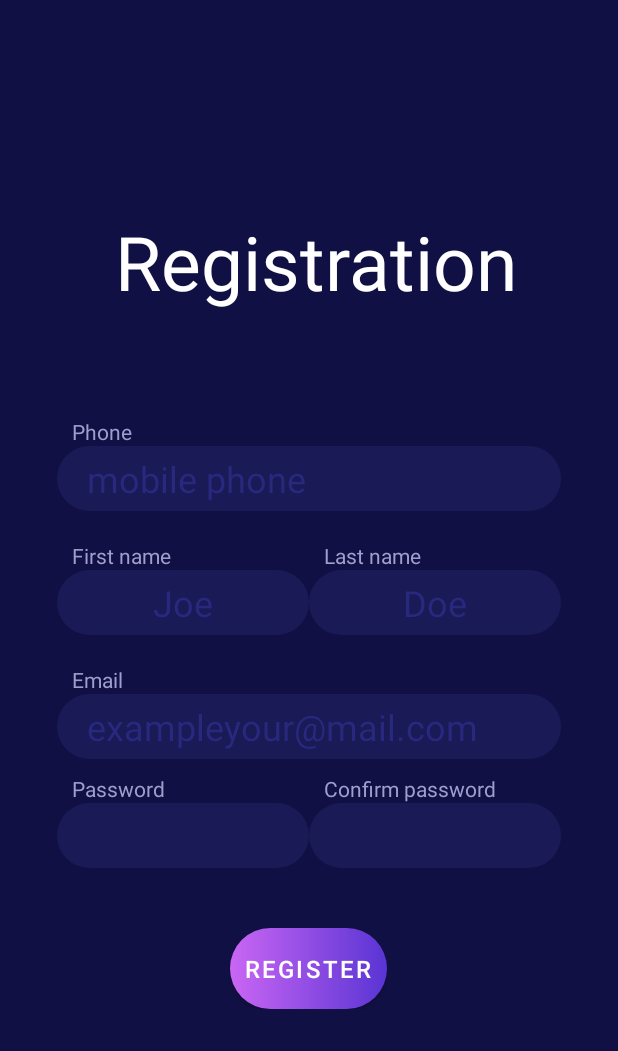
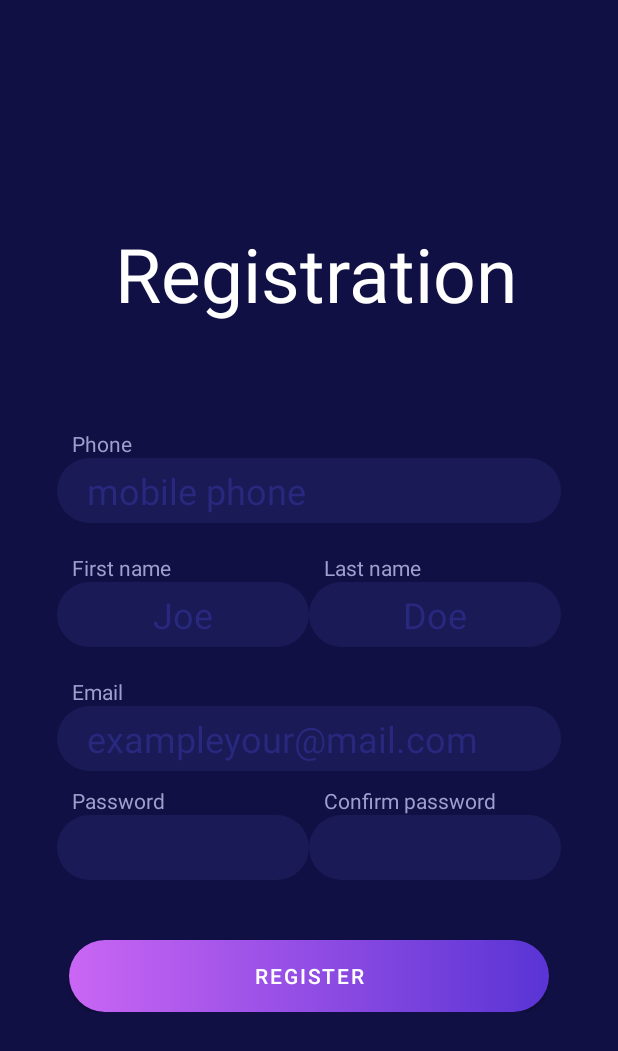
Before and after one commit to KristarDen/Taxi_android_app, an Android app: the RegisterActivity screen opened directly, with no data from a screen before it, on a phone screen of 412 x 824 dp. Shown: the top 1051 px of the screen. Run offline under Robolectric (Android 15) with nearby library versions, the phone set to English and light mode, and no system bars; libraries missing offline, so code that uses them is left out: com.codepath.asynchttpclient.

```diff
--- a/app/src/main/res/layout/activity_login.xml
+++ b/app/src/main/res/layout/activity_login.xml
@@ -158,12 +158,12 @@
                 <Button
                     android:id="@+id/loginButton"
                     android:layout_marginTop="30dp"
+                    android:ems="20"
                     android:background="@drawable/button_confirm"
-                    android:paddingLeft="30dp"
-                    android:paddingRight="30dp"
+                    android:padding="0dp"
                     android:text="@string/login_Btn"
                     android:textAlignment="center"
-                    android:textSize="16sp"
+                    android:textSize="14sp"
                     app:backgroundTint="@null">
 
                 </Button>
--- a/app/src/main/res/layout/registration_activity.xml
+++ b/app/src/main/res/layout/registration_activity.xml
@@ -299,18 +299,23 @@
             <TableRow
                 android:layout_width="match_parent"
                 android:layout_height="match_parent"
-                android:layout_marginBottom="10dp"
+                android:layout_marginBottom="0dp"
                 android:gravity="center_horizontal">
 
                 <Button
+                    android:layout_width="match_parent"
+                    android:minEms="20"
                     android:id="@+id/registerButton"
                     app:backgroundTint="@null"
                     android:layout_marginTop="30dp"
                     android:background="@drawable/button_confirm"
-                    android:padding="10dp"
+                    android:paddingLeft="20dp"
+                    android:paddingTop="5dp"
+                    android:paddingRight="20dp"
+                    android:paddingBottom="5dp"
                     android:text="@string/register_label"
                     android:textAlignment="center"
-                    android:textSize="16sp">
+                    android:textSize="14dp">
 
                 </Button>
             </TableRow>
```
Also changed, not shown: app/src/main/java/step/android/taxi/MapsActivity.java (+28 -0 lines), app/src/main/res/drawable/auth_backbround.xml (added, +8 -0 lines), app/src/main/res/drawable/suggestion_address.xml (added, +10 -0 lines), app/src/main/res/layout/activity_login_or_register.xml (+6 -4 lines).
